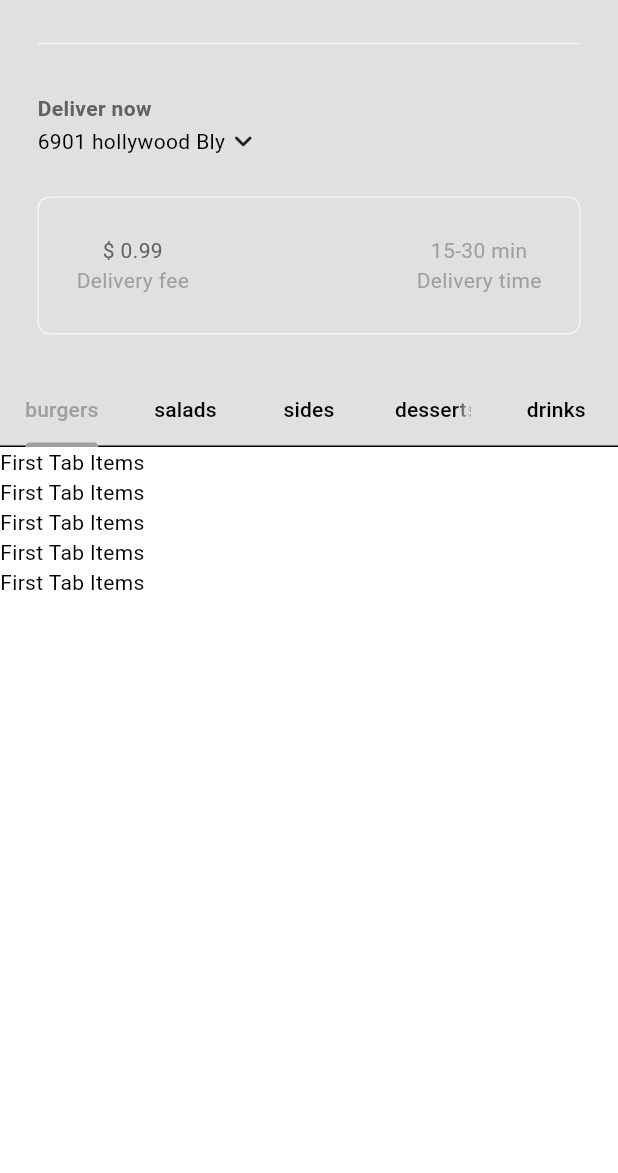
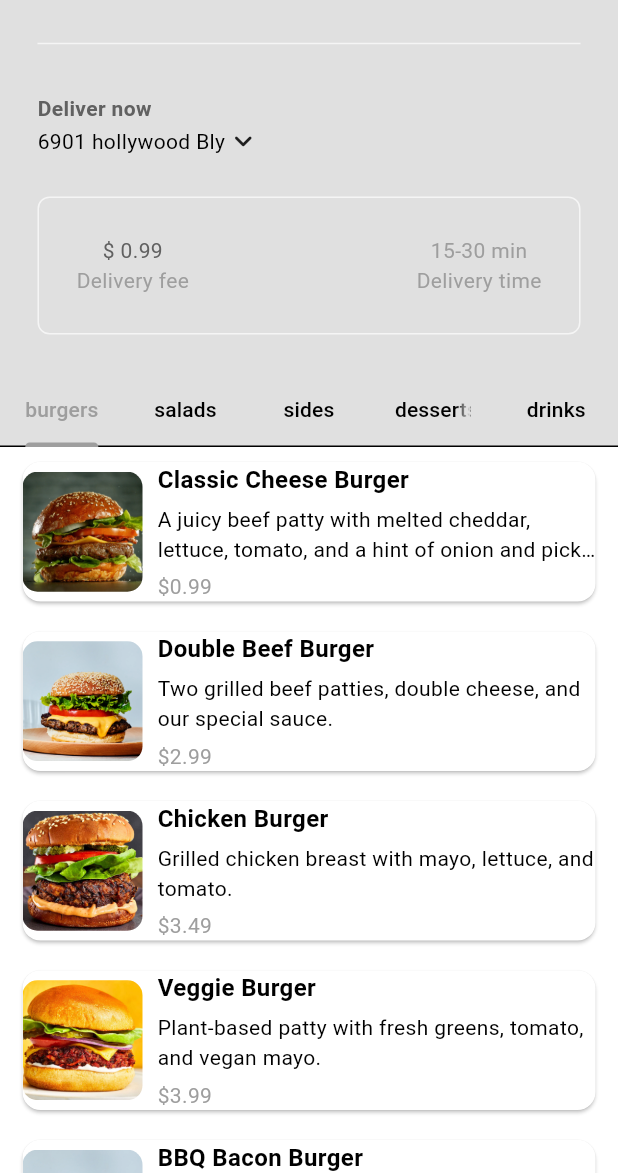
Before and after one commit to bigwave819/resto_app_flutter, a Flutter app: the screen it shows after launch, after a tap on "Sign In", on a phone screen of 412 x 824 dp, the part 63-1236 px from its top. Run offline on Flutter 3.47's test engine with Material 3 defaults, Android fonts, the phone set to English and light mode, and no system bars.

Commit message:
added new changes

```diff
--- a/lib/components/my_food_tile.dart
+++ b/lib/components/my_food_tile.dart
@@ -1,10 +1,64 @@
 import 'package:flutter/material.dart';
+import '../models/food.dart';
 
 class MyFoodTile extends StatelessWidget {
-  const MyFoodTile({super.key});
+  final Food food;
+  final VoidCallback onTap;
+
+  const MyFoodTile({super.key, required this.food, required this.onTap});
 
   @override
   Widget build(BuildContext context) {
-    return Container();
+    return GestureDetector(
+      onTap: onTap,
+      child: Card(
+        margin: const EdgeInsets.symmetric(horizontal: 15, vertical: 10),
+        child: Row(
+          children: [
+            // Food image
+            ClipRRect(
+              borderRadius: BorderRadius.circular(10),
+              child: Image.asset(
+                food.imagePath,
+                height: 80,
+                width: 80,
+                fit: BoxFit.cover,
+              ),
+            ),
+            const SizedBox(width: 10),
+
+            // Text info
+            Expanded(
+              child: Column(
+                crossAxisAlignment: CrossAxisAlignment.start,
+                children: [
+                  Text(
+                    food.name,
+                    style: const TextStyle(
+                      fontWeight: FontWeight.bold,
+                      fontSize: 16,
+                    ),
+                    overflow: TextOverflow.ellipsis,
+                  ),
+                  const SizedBox(height: 5),
+                  Text(
+                    food.description,
+                    maxLines: 2,
+                    overflow: TextOverflow.ellipsis,
+                  ),
+                  const SizedBox(height: 5),
+                  Text(
+                    "\$${food.price.toStringAsFixed(2)}",
+                    style: TextStyle(
+                      color: Theme.of(context).colorScheme.primary,
+                    ),
+                  ),
+                ],
+              ),
+            ),
+          ],
+        ),
+      ),
+    );
   }
 }
--- a/lib/components/my_textfield.dart
+++ b/lib/components/my_textfield.dart
@@ -15,7 +15,9 @@ class MyTextField extends StatelessWidget {
   @override
   @override
   Widget build(BuildContext context) {
-    return TextField(
+    return Padding(
+      padding: EdgeInsets.symmetric(horizontal : 25.0),
+      child: TextField(
         controller: controller,
         obscureText: obsecureText,
         decoration: InputDecoration(
@@ -28,6 +30,7 @@ class MyTextField extends StatelessWidget {
           hintText: hintText,
           hintStyle: TextStyle(color: Theme.of(context).colorScheme.primary),
         ),
+      ),
     );
   }
 }
--- a/lib/main.dart
+++ b/lib/main.dart
@@ -1,11 +1,17 @@
 import 'package:flutter/material.dart';
 import 'package:provider/provider.dart';
 import 'package:resto_app/auth/login_or_register.dart';
+import 'package:resto_app/models/restaurant.dart';
 import 'theme/theme_provider.dart';
 void main() {
   runApp(
-    ChangeNotifierProvider(
-      create: (context) => ThemeProvider(),
+    MultiProvider(
+      providers: [
+        ChangeNotifierProvider(create: (context) => ThemeProvider()),
+
+        //restaurant provider
+        ChangeNotifierProvider(create: (context) => Restaurant()),
+      ],
       child: const MyApp(),
     )
   );
--- /dev/null
+++ b/lib/models/cart_item.dart
@@ -0,0 +1,21 @@
+import 'package:resto_app/models/food.dart';
+
+class CartItem {
+  Food food;
+  List<Addon> selectedAddons;
+  int quantity;
+
+  CartItem({
+    required this.food,
+    required this.selectedAddons,
+    this.quantity = 1,
+  });
+
+  double get TotalPrice {
+    double addonsPrice = selectedAddons.fold(
+      0,
+      (sum, addon) => sum + addon.price,
+    );
+    return (food.price + addonsPrice) * quantity;
+  }
+}
--- a/lib/models/restaurant.dart
+++ b/lib/models/restaurant.dart
@@ -1,6 +1,9 @@
+import "package:flutter/material.dart";
+import "package:resto_app/models/cart_item.dart";
+
 import "food.dart";
 
-class Restaurant {
+class Restaurant extends ChangeNotifier {
   // list of food on menu
   final List<Food> _menu = [
     // Burgers
@@ -8,7 +11,7 @@ class Restaurant {
       name: "Classic Cheese Burger",
       description:
           "A juicy beef patty with melted cheddar, lettuce, tomato, and a hint of onion and pickle.",
-      imagePath: "lib/images/burgers/burger1.png",
+      imagePath: "lib/images/burger/burger1.png",
       price: 0.99,
       category: FoodCategory.burgers,
       availableAddons: [
@@ -21,7 +24,7 @@ class Restaurant {
       name: "Double Beef Burger",
       description:
           "Two grilled beef patties, double cheese, and our special sauce.",
-      imagePath: "lib/images/burgers/burger2.png",
+      imagePath: "lib/images/burger/burger5.webp",
       price: 2.99,
       category: FoodCategory.burgers,
       availableAddons: [
@@ -33,7 +36,7 @@ class Restaurant {
     Food(
       name: "Chicken Burger",
       description: "Grilled chicken breast with mayo, lettuce, and tomato.",
-      imagePath: "lib/images/burgers/burger3.png",
+      imagePath: "lib/images/burger/burger3.jpg",
       price: 3.49,
       category: FoodCategory.burgers,
       availableAddons: [
@@ -46,7 +49,7 @@ class Restaurant {
       name: "Veggie Burger",
       description:
           "Plant-based patty with fresh greens, tomato, and vegan mayo.",
-      imagePath: "lib/images/burgers/burger4.png",
+      imagePath: "lib/images/burger/burger4.jpg",
       price: 3.99,
       category: FoodCategory.burgers,
       availableAddons: [
@@ -59,7 +62,7 @@ class Restaurant {
       name: "BBQ Bacon Burger",
       description:
           "Beef patty with BBQ sauce, bacon, onion rings, and cheddar.",
-      imagePath: "lib/images/burgers/burger5.png",
+      imagePath: "lib/images/burger/burger5.webp",
       price: 4.49,
       category: FoodCategory.burgers,
       availableAddons: [
@@ -74,7 +77,7 @@ class Restaurant {
       name: "Caesar Salad",
       description:
           "Romaine lettuce with parmesan, croutons, and Caesar dressing.",
-      imagePath: "lib/images/salads/salad1.png",
+      imagePath: "lib/images/salads/salads1.jpg",
       price: 2.99,
       category: FoodCategory.salads,
       availableAddons: [
@@ -86,7 +89,7 @@ class Restaurant {
     Food(
       name: "Greek Salad",
       description: "Feta cheese, olives, cucumber, tomato, and red onions.",
-      imagePath: "lib/images/salads/salad2.png",
+      imagePath: "lib/images/salads/salads2.webp",
       price: 3.49,
       category: FoodCategory.salads,
       availableAddons: [
@@ -98,7 +101,7 @@ class Restaurant {
     Food(
       name: "Garden Salad",
       description: "Fresh mixed greens, tomatoes, cucumbers, and carrots.",
-      imagePath: "lib/images/salads/salad3.png",
+      imagePath: "lib/images/salads/salads3.jpg",
       price: 2.50,
       category: FoodCategory.salads,
       availableAddons: [
@@ -110,7 +113,7 @@ class Restaurant {
     Food(
       name: "Avocado Tuna Salad",
       description: "Tuna chunks with avocado slices, tomato, and lettuce.",
-      imagePath: "lib/images/salads/salad4.png",
+      imagePath: "lib/images/salads/salads4.jpg",
       price: 4.99,
       category: FoodCategory.salads,
       availableAddons: [
@@ -122,7 +125,7 @@ class Restaurant {
     Food(
       name: "Fruit Salad",
       description: "Mix of seasonal fruits with honey drizzle.",
-      imagePath: "lib/images/salads/salad5.png",
+      imagePath: "lib/images/salads/salads5.jpg",
       price: 2.99,
       category: FoodCategory.salads,
       availableAddons: [
@@ -136,7 +139,7 @@ class Restaurant {
     Food(
       name: "French Fries",
       description: "Golden crispy fries with salt.",
-      imagePath: "lib/images/sides/side1.png",
+      imagePath: "lib/images/sides/sideS1.jpg",
       price: 1.49,
       category: FoodCategory.sides,
       availableAddons: [
@@ -148,7 +151,7 @@ class Restaurant {
     Food(
       name: "Onion Rings",
       description: "Deep fried onion rings with dipping sauce.",
-      imagePath: "lib/images/sides/side2.png",
+      imagePath: "lib/images/sides/sides2.jpg",
       price: 1.99,
       category: FoodCategory.sides,
       availableAddons: [
@@ -160,7 +163,7 @@ class Restaurant {
     Food(
       name: "Mozzarella Sticks",
       description: "Crispy cheese-filled sticks served with marinara.",
-      imagePath: "lib/images/sides/side3.png",
+      imagePath: "lib/images/sides/sides3.jpg",
       price: 2.99,
       category: FoodCategory.sides,
       availableAddons: [
@@ -172,7 +175,7 @@ class Restaurant {
     Food(
       name: "Sweet Potato Fries",
       description: "Baked sweet potato fries lightly seasoned.",
-      imagePath: "lib/images/sides/side4.png",
+      imagePath: "lib/images/sides/sides4.jpg",
       price: 2.49,
       category: FoodCategory.sides,
       availableAddons: [
@@ -184,7 +187,7 @@ class Restaurant {
     Food(
       name: "Coleslaw",
       description: "Creamy cabbage and carrot salad.",
-      imagePath: "lib/images/sides/side5.png",
+      imagePath: "lib/images/sides/sides5.jpg",
       price: 1.25,
       category: FoodCategory.sides,
       availableAddons: [
@@ -198,7 +201,7 @@ class Restaurant {
     Food(
       name: "Chocolate Cake",
       description: "Rich and moist chocolate cake slice.",
-      imagePath: "lib/images/desserts/dessert1.png",
+      imagePath: "lib/images/dessert/dessert1.jpg",
       price: 2.99,
       category: FoodCategory.desserts,
       availableAddons: [
@@ -210,7 +213,7 @@ class Restaurant {
     Food(
       name: "Ice Cream Sundae",
       description: "Vanilla ice cream with chocolate syrup and cherry.",
-      imagePath: "lib/images/desserts/dessert2.png",
+      imagePath: "lib/images/dessert/dessert2.jpg",
       price: 2.49,
       category: FoodCategory.desserts,
       availableAddons: [
@@ -222,7 +225,7 @@ class Restaurant {
     Food(
       name: "Apple Pie",
       description: "Classic apple pie with cinnamon flavor.",
-      imagePath: "lib/images/desserts/dessert3.png",
+      imagePath: "lib/images/dessert/dessert3.jpg",
       price: 2.75,
       category: FoodCategory.desserts,
       availableAddons: [
@@ -234,7 +237,7 @@ class Restaurant {
     Food(
       name: "Brownie",
       description: "Fudgy chocolate brownie.",
-      imagePath: "lib/images/desserts/dessert4.png",
+      imagePath: "lib/images/dessert/dessert4.jpeg",
       price: 1.99,
       category: FoodCategory.desserts,
       availableAddons: [
@@ -246,7 +249,7 @@ class Restaurant {
     Food(
       name: "Cheesecake",
       description: "Creamy cheesecake with a graham cracker crust.",
-      imagePath: "lib/images/desserts/dessert5.png",
+      imagePath: "lib/images/dessert/dessert5.jpg",
       price: 3.25,
       category: FoodCategory.desserts,
       availableAddons: [
@@ -260,7 +263,7 @@ class Restaurant {
     Food(
       name: "Coca-Cola",
       description: "Refreshing carbonated soft drink.",
-      imagePath: "lib/images/drinks/drink1.png",
+      imagePath: "lib/images/drinks/drinks1.jpeg",
       price: 0.99,
       category: FoodCategory.drinks,
       availableAddons: [
@@ -272,7 +275,7 @@ class Restaurant {
     Food(
       name: "Orange Juice",
       description: "Freshly squeezed orange juice.",
-      imagePath: "lib/images/drinks/drink2.png",
+      imagePath: "lib/images/drinks/drinks2.jpg",
       price: 1.49,
       category: FoodCategory.drinks,
       availableAddons: [
@@ -284,7 +287,7 @@ class Restaurant {
     Food(
       name: "Iced Tea",
       description: "Chilled tea with lemon flavor.",
-      imagePath: "lib/images/drinks/drink3.png",
+      imagePath: "lib/images/drinks/drinks3.jpg",
       price: 1.25,
       category: FoodCategory.drinks,
       availableAddons: [
@@ -296,7 +299,7 @@ class Restaurant {
     Food(
       name: "Milkshake",
       description: "Vanilla milkshake topped with whipped cream.",
-      imagePath: "lib/images/drinks/drink4.png",
+      imagePath: "lib/images/drinks/drinks1.jpeg",
       price: 2.49,
       category: FoodCategory.drinks,
       availableAddons: [
@@ -308,7 +311,7 @@ class Restaurant {
     Food(
       name: "Water Bottle",
       description: "Chilled bottled water.",
-      imagePath: "lib/images/drinks/drink5.png",
+      imagePath: "lib/images/drinks/drinks5.jpg",
       price: 0.50,
       category: FoodCategory.drinks,
       availableAddons: [
@@ -333,7 +336,13 @@ List<Food> get menu => _menu;
 
 */
 
+  //user cart
+  final List<CartItem> _cart = [];
+
   //add to cart
+  // void addToCart(Food food, List<Addon> selectedAddons) {
+  //   CartItem? cartItem = _cart;
+  // }
 
   //remove from cart
 
--- a/lib/pages/home_page.dart
+++ b/lib/pages/home_page.dart
@@ -1,10 +1,14 @@
 import 'package:flutter/material.dart';
-import 'package:resto_app/components/my_current_location.dart';
-import 'package:resto_app/components/my_description_box.dart';
-import 'package:resto_app/components/my_drawer.dart';
-import 'package:resto_app/components/my_silver_app_bar.dart';
-import 'package:resto_app/components/my_tab_bar.dart';
-import 'package:resto_app/models/food.dart';
+import 'package:provider/provider.dart';
+import '../components/my_current_location.dart';
+import '../components/my_description_box.dart';
+import '../components/my_drawer.dart';
+import '../components/my_food_tile.dart';
+import '../components/my_silver_app_bar.dart';
+import '../components/my_tab_bar.dart';
+import '../models/food.dart';
+import '../models/restaurant.dart';
+import 'food_page.dart';
 
 class HomePage extends StatefulWidget {
   const HomePage({super.key});
@@ -43,22 +47,31 @@ class _HomePageState extends State<HomePage>
       return ListView.builder(
         itemCount: categoryMenu.length,
         physics: const NeverScrollableScrollPhysics(),
-        shrinkWrap:
-            true, // Important to prevent layout issues in nested scrolling
+        shrinkWrap: true,
         itemBuilder: (context, index) {
-          return ListTile(title: Text(categoryMenu[index].name));
+          final food = categoryMenu[index];
+          return MyFoodTile(
+            food: food,
+            onTap: () {
+              Navigator.push(
+                context,
+                MaterialPageRoute(
+                  builder: (context) => FoodPage(food: food),
+                ),
+              );
             },
           );
-    }).toList(); // Convert Iterable<Widget> to List<Widget>
+        },
+      );
+    }).toList();
   }
 
   @override
   Widget build(BuildContext context) {
     return Scaffold(
-      drawer: MyDrawer(),
+      drawer: const MyDrawer(),
       body: NestedScrollView(
-        headerSliverBuilder:
-            (context, innerBoxIsScrolled) => [
+        headerSliverBuilder: (context, innerBoxIsScrolled) => [
           MySilverAppBar(
             title: MyTabBar(tabController: _tabController),
             child: Column(
@@ -69,40 +82,17 @@ class _HomePageState extends State<HomePage>
                   endIndent: 25,
                   color: Theme.of(context).colorScheme.secondary,
                 ),
-
-                    // my Current Loction
                 const MyCurrentLocation(),
-
-                    // description box
                 const MyDescriptionBox(),
               ],
             ),
           ),
         ],
-        body: TabBarView(
+        body: Consumer<Restaurant>(
+          builder: (context, restaurant, child) => TabBarView(
             controller: _tabController,
-          children: [
-            ListView.builder(
-              itemCount: 5,
-              itemBuilder: (context, index) => Text("First Tab Items"),
+            children: getFoodInThisCategory(restaurant.menu),
           ),
-            ListView.builder(
-              itemCount: 5,
-              itemBuilder: (context, index) => Text("Second Tab Items"),
-            ),
-            ListView.builder(
-              itemCount: 5,
-              itemBuilder: (context, index) => Text("Third Tab Items"),
-            ),
-            ListView.builder(
-              itemCount: 5,
-              itemBuilder: (context, index) => Text("thourth Tab Items"),
-            ),
-            ListView.builder(
-              itemCount: 5,
-              itemBuilder: (context, index) => Text("fith Tab Items"),
-            ),
-          ],
         ),
       ),
     );
```
Also changed, not shown: lib/pages/food_page.dart (added, +133 -0 lines). Lines whose indentation alone changed are shown as unchanged.
